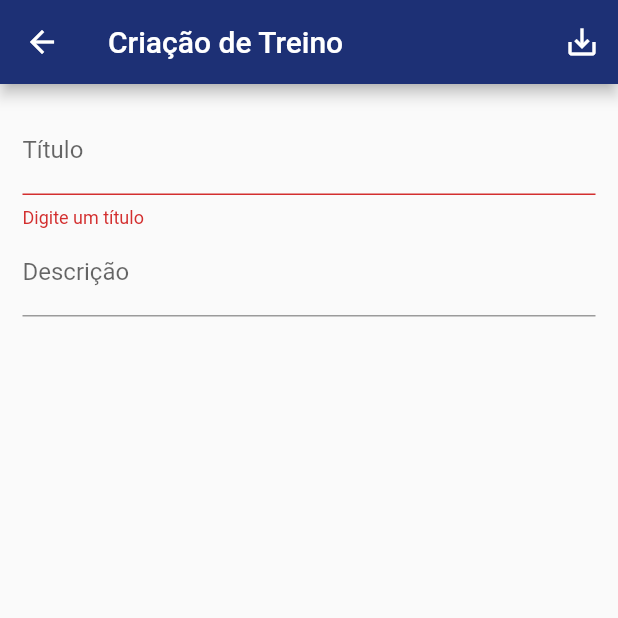
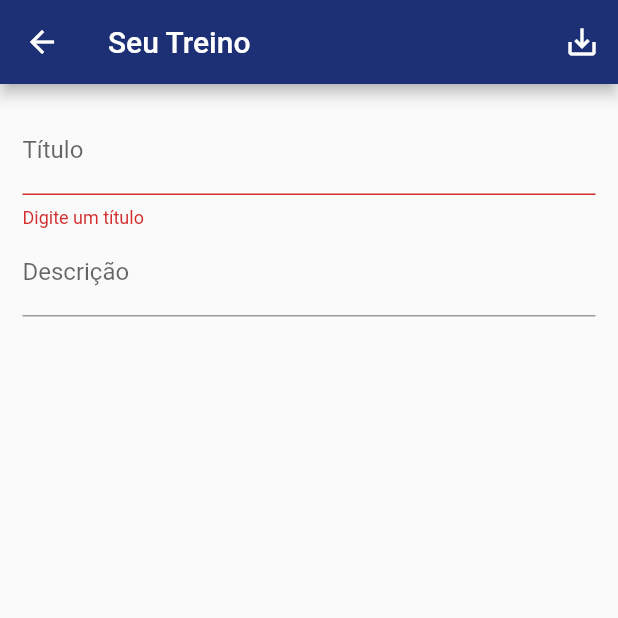
Before and after one commit to UnBArqDsw/2020.1_G9_WoCo_Frontend, a Flutter app: the WorkoutForm screen opened by its route, after a tap on the "save alt" icon, on a phone screen of 412 x 824 dp, the top half of it. Run offline on Flutter 3.47's test engine with Material 2 defaults, Android fonts, the phone set to English and light mode, and no system bars; our stand-ins replace bloc, equatable, flutter_bloc; network calls fail.

Commit message:
Add workout edit

```diff
--- a/lib/screens/workout_form.dart
+++ b/lib/screens/workout_form.dart
@@ -7,11 +7,22 @@ class WorkoutForm extends StatelessWidget {
   final _form = GlobalKey<FormState>();
   final Map<String, String> _formData = {};
 
+  void _loadFormData(Workout workout) {
+    if (workout != null) {
+      _formData['id'] = workout.id;
+      _formData['title'] = workout.title;
+      _formData['description'] = workout.description;
+    }
+  }
+
   @override
   Widget build(BuildContext context) {
+    final Workout workout = ModalRoute.of(context).settings.arguments;
+
+    _loadFormData(workout);
     return Scaffold(
       appBar: AppBar(
-        title: Text('Criação de Treino'),
+        title: Text('Seu Treino'),
         actions: <Widget>[
           IconButton(
             icon: Icon(Icons.save_alt),
@@ -40,6 +51,7 @@ class WorkoutForm extends StatelessWidget {
           child: Column(
             children: <Widget>[
               TextFormField(
+                initialValue: _formData['title'],
                 decoration: InputDecoration(labelText: 'Título'),
                 validator: (value) {
                   if (value == null || value.trim().isEmpty) {
@@ -50,6 +62,7 @@ class WorkoutForm extends StatelessWidget {
                 onSaved: (value) => _formData['title'] = value,
               ),
               TextFormField(
+                initialValue: _formData['description'],
                 decoration: InputDecoration(labelText: 'Descrição'),
                 onSaved: (value) => _formData['description'] = value,
               ),
```
Also changed, not shown: lib/widgets/workout_tile.dart (+6 -1 lines).
